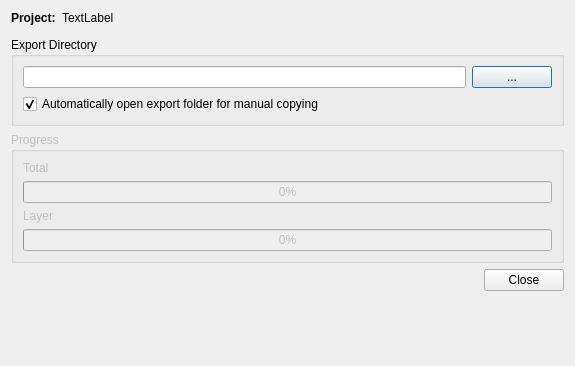
opengisch/qfieldsync, file qfieldsync/ui/push_dialog_base.ui: the form before one commit.
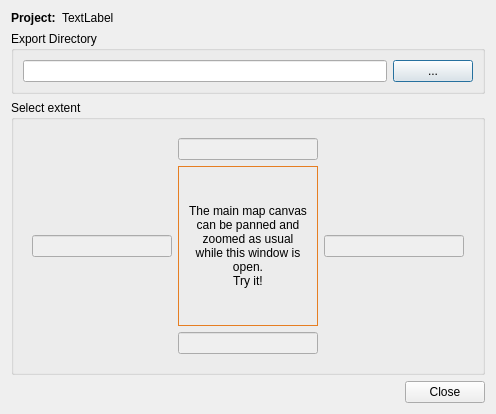
The form after the commit. The open tabs and pages were chosen to show the change.

What changed in the file:
```diff
--- a/qfieldsync/ui/push_dialog_base.ui
+++ b/qfieldsync/ui/push_dialog_base.ui
@@ -6,14 +6,33 @@
    <rect>
     <x>0</x>
     <y>0</y>
-    <width>575</width>
-    <height>366</height>
+    <width>496</width>
+    <height>414</height>
    </rect>
   </property>
   <property name="windowTitle">
    <string>Prepare project for QField</string>
   </property>
-  <layout class="QFormLayout" name="formLayout_2">
+  <layout class="QGridLayout" name="gridLayout_2">
+   <item row="1" column="0" colspan="2">
+    <widget class="QGroupBox" name="groupBox">
+     <property name="title">
+      <string>Export Directory</string>
+     </property>
+     <layout class="QGridLayout" name="gridLayout">
+      <item row="0" column="0">
+       <widget class="QLineEdit" name="manualDir"/>
+      </item>
+      <item row="0" column="1">
+       <widget class="QPushButton" name="manualDir_btn">
+        <property name="text">
+         <string>...</string>
+        </property>
+       </widget>
+      </item>
+     </layout>
+    </widget>
+   </item>
    <item row="0" column="0">
     <widget class="QLabel" name="label_2">
      <property name="text">
@@ -37,39 +56,36 @@
      </property>
     </widget>
    </item>
-   <item row="1" column="0">
-    <layout class="QHBoxLayout" name="horizontalLayout"/>
+   <item row="3" column="0" colspan="2">
+    <widget class="QDialogButtonBox" name="button_box">
+     <property name="orientation">
+      <enum>Qt::Horizontal</enum>
+     </property>
+     <property name="standardButtons">
+      <set>QDialogButtonBox::Close</set>
+     </property>
+    </widget>
    </item>
    <item row="2" column="0" colspan="2">
-    <widget class="QGroupBox" name="groupBox">
-     <property name="title">
-      <string>Export Directory</string>
+    <widget class="QStackedWidget" name="informationStack">
+     <property name="currentIndex">
+      <number>0</number>
      </property>
-     <layout class="QGridLayout" name="gridLayout">
+     <widget class="QWidget" name="progressPage">
+      <layout class="QGridLayout" name="gridLayout_3">
+       <property name="leftMargin">
+        <number>0</number>
+       </property>
+       <property name="topMargin">
+        <number>0</number>
+       </property>
+       <property name="rightMargin">
+        <number>0</number>
+       </property>
+       <property name="bottomMargin">
+        <number>0</number>
+       </property>
       <item row="0" column="0">
-       <widget class="QLineEdit" name="manualDir"/>
-      </item>
-      <item row="0" column="1">
-       <widget class="QPushButton" name="manualDir_btn">
-        <property name="text">
-         <string>...</string>
-        </property>
-       </widget>
-      </item>
-      <item row="1" column="0" colspan="2">
-       <widget class="QCheckBox" name="checkBox_open">
-        <property name="text">
-         <string>Automatically open export folder for manual copying</string>
-        </property>
-        <property name="checked">
-         <bool>true</bool>
-        </property>
-       </widget>
-      </item>
-     </layout>
-    </widget>
-   </item>
-   <item row="4" column="0" colspan="2">
     <widget class="QGroupBox" name="progress_group">
      <property name="enabled">
       <bool>false</bool>
@@ -109,14 +125,113 @@
      </layout>
     </widget>
    </item>
-   <item row="5" column="0" colspan="2">
-    <widget class="QDialogButtonBox" name="button_box">
-     <property name="orientation">
-      <enum>Qt::Horizontal</enum>
-     </property>
-     <property name="standardButtons">
-      <set>QDialogButtonBox::Close</set>
-     </property>
+      </layout>
+     </widget>
+     <widget class="QWidget" name="selectExtentPage">
+      <layout class="QGridLayout" name="gridLayout_4">
+       <property name="leftMargin">
+        <number>0</number>
+       </property>
+       <property name="topMargin">
+        <number>0</number>
+       </property>
+       <property name="rightMargin">
+        <number>0</number>
+       </property>
+       <property name="bottomMargin">
+        <number>0</number>
+       </property>
+       <item row="0" column="0">
+        <widget class="QGroupBox" name="groupBox_2">
+         <property name="title">
+          <string>Select extent</string>
+         </property>
+         <layout class="QGridLayout" name="gridLayout_5">
+          <item row="0" column="0">
+           <widget class="QWidget" name="widget" native="true">
+            <property name="sizePolicy">
+             <sizepolicy hsizetype="Preferred" vsizetype="MinimumExpanding">
+              <horstretch>0</horstretch>
+              <verstretch>0</verstretch>
+             </sizepolicy>
+            </property>
+            <layout class="QGridLayout" name="gridLayout_6">
+             <item row="3" column="2">
+              <widget class="QLineEdit" name="yMaxLabel">
+               <property name="enabled">
+                <bool>false</bool>
+               </property>
+              </widget>
+             </item>
+             <item row="1" column="2">
+              <widget class="QLineEdit" name="yMinLabel">
+               <property name="enabled">
+                <bool>false</bool>
+               </property>
+              </widget>
+             </item>
+             <item row="2" column="1">
+              <widget class="QLineEdit" name="xMinLabel">
+               <property name="enabled">
+                <bool>false</bool>
+               </property>
+              </widget>
+             </item>
+             <item row="2" column="3">
+              <widget class="QLineEdit" name="xMaxLabel">
+               <property name="enabled">
+                <bool>false</bool>
+               </property>
+              </widget>
+             </item>
+             <item row="2" column="2">
+              <widget class="QWidget" name="widget_2" native="true">
+               <property name="sizePolicy">
+                <sizepolicy hsizetype="Preferred" vsizetype="MinimumExpanding">
+                 <horstretch>0</horstretch>
+                 <verstretch>0</verstretch>
+                </sizepolicy>
+               </property>
+               <property name="styleSheet">
+                <string notr="true">border: 1px solid #e67e22</string>
+               </property>
+               <layout class="QGridLayout" name="gridLayout_7">
+                <property name="leftMargin">
+                 <number>0</number>
+                </property>
+                <property name="topMargin">
+                 <number>0</number>
+                </property>
+                <property name="rightMargin">
+                 <number>0</number>
+                </property>
+                <property name="bottomMargin">
+                 <number>0</number>
+                </property>
+                <item row="0" column="0">
+                 <widget class="QLabel" name="label_3">
+                  <property name="text">
+                   <string>&lt;html&gt;&lt;head/&gt;&lt;body&gt;&lt;p&gt;The main map canvas&lt;br/&gt;can be panned and&lt;br/&gt;zoomed as usual&lt;br/&gt;while this window is&lt;br/&gt;open.&lt;br/&gt;Try it!&lt;/p&gt;&lt;/body&gt;&lt;/html&gt;</string>
+                  </property>
+                  <property name="alignment">
+                   <set>Qt::AlignCenter</set>
+                  </property>
+                  <property name="wordWrap">
+                   <bool>true</bool>
+                  </property>
+                 </widget>
+                </item>
+               </layout>
+              </widget>
+             </item>
+            </layout>
+           </widget>
+          </item>
+         </layout>
+        </widget>
+       </item>
+      </layout>
+     </widget>
     </widget>
    </item>
   </layout>
```
Left out of the diff: 2 changed lines with no effect on the pictures. Lines whose indentation alone changed are shown as unchanged.
